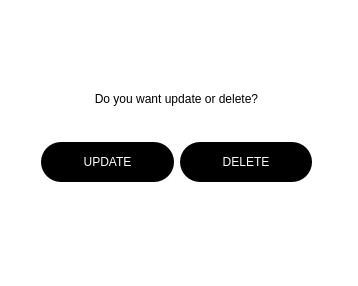
This is question.ui in natalyatesluk/courseWork as Qt 5 draws it before an edit. The edited form follows.
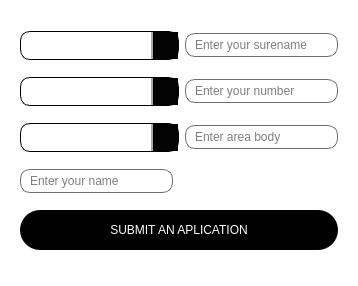
This is the edited form. Icons and pictures are not drawn.

Patch:
```diff
--- a/question.ui
+++ b/question.ui
@@ -88,7 +88,7 @@
    <item row="0" column="0">
     <widget class="QStackedWidget" name="questionSt">
      <property name="currentIndex">
-      <number>0</number>
+      <number>6</number>
      </property>
      <widget class="QWidget" name="questionPg">
       <widget class="QWidget" name="questionWdg" native="true">
@@ -373,6 +373,109 @@
        </item>
       </layout>
      </widget>
+     <widget class="QWidget" name="applicPage">
+      <property name="styleSheet">
+       <string notr="true">QComboBox {
+    border: 1px solid black;
+    border-radius: 10px;
+    padding: 1px 18px 10px 3px;
+    selection-background-color: lightgray;
+}
+
+QComboBox:editable {
+    background: white;
+}
+
+QComboBox:!editable,
+QComboBox::drop-down:editable {
+    background-color: rgb(255, 255, 255);
+}
+
+QComboBox:!editable:on,
+QComboBox::drop-down:editable:on {
+    background: rgb(255, 255, 255);
+}
+
+QComboBox:on {
+    background: #rgb(225, 225, 225);
+}
+
+QComboBox::drop-down {
+    subcontrol-origin: padding;
+    subcontrol-position: top right;
+    width: 25px;
+    background-color: rgb(3, 3, 3);
+    border-left-width: 2px;
+    border-left-color: darkgray;
+    border-left-style: solid;
+}
+
+QComboBox::down-arrow {
+    image: url(:/photo/upArrow.png);
+    width: 10px;
+    height: 10px;
+    border-radius: 8px;
+    background-color: rgb(0, 0, 0);
+}
+
+QComboBox::down-arrow:on {
+    top: 1px;
+    left: 1px;
+    background-color: rgb(9, 9, 9);
+}
+
+QComboBox QAbstractItemView {
+    border-radius: 10px; /* Закруглення країв для випадаючого списку */
+}
+</string>
+      </property>
+      <layout class="QGridLayout" name="gridLayout_8">
+       <item row="2" column="3">
+        <widget class="QLineEdit" name="numberAplLE">
+         <property name="placeholderText">
+          <string>Enter your number</string>
+         </property>
+        </widget>
+       </item>
+       <item row="3" column="3">
+        <widget class="QLineEdit" name="bodyAplLE">
+         <property name="placeholderText">
+          <string>Enter area body</string>
+         </property>
+        </widget>
+       </item>
+       <item row="8" column="1" colspan="3">
+        <widget class="QPushButton" name="submitApliPb">
+         <property name="text">
+          <string>SUBMIT AN APLICATION</string>
+         </property>
+        </widget>
+       </item>
+       <item row="1" column="3">
+        <widget class="QLineEdit" name="surenameAplLE">
+         <property name="placeholderText">
+          <string>Enter your surename</string>
+         </property>
+        </widget>
+       </item>
+       <item row="1" column="1" colspan="2">
+        <widget class="QComboBox" name="masterCb"/>
+       </item>
+       <item row="4" column="1">
+        <widget class="QLineEdit" name="nameAplLE">
+         <property name="placeholderText">
+          <string>Enter your name</string>
+         </property>
+        </widget>
+       </item>
+       <item row="3" column="1" colspan="2">
+        <widget class="QComboBox" name="timeCb"/>
+       </item>
+       <item row="2" column="1" colspan="2">
+        <widget class="QComboBox" name="dateCb"/>
+       </item>
+      </layout>
+     </widget>
     </widget>
    </item>
   </layout>
```
